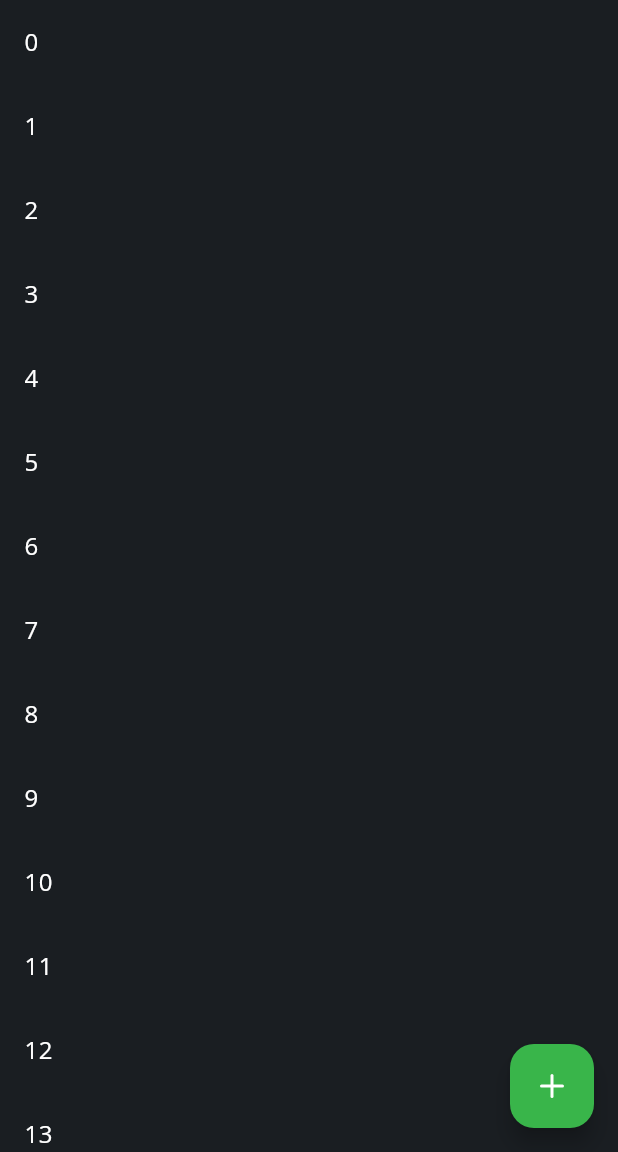
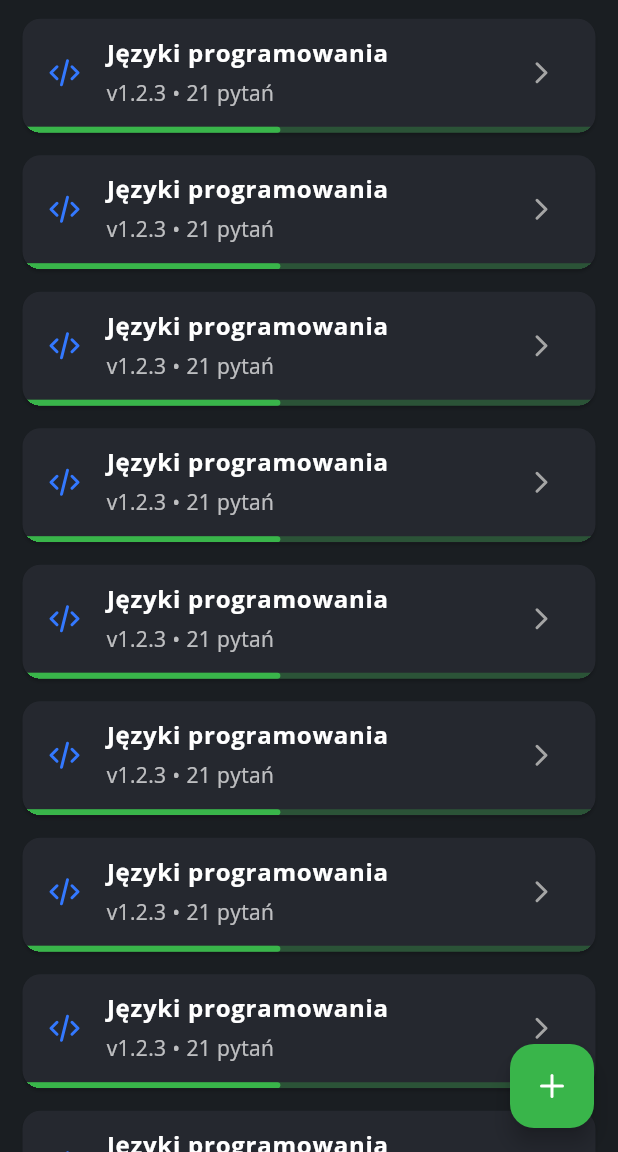
Before and after one commit to mpieczaba/testownik, a Flutter app: the screen it shows after launch, on a phone screen of 412 x 824 dp, the part 84-1236 px from its top. Run offline on Flutter 3.47's test engine with Material 2 defaults, Android fonts, the phone set to English and light mode, and no system bars; our stand-ins replace flutter_tabler_icons, google_fonts.

Commit message:
feat: add quiz card widget

```diff
--- a/lib/themes.dart
+++ b/lib/themes.dart
@@ -10,10 +10,18 @@ var theme = ThemeData(
   textTheme: GoogleFonts.openSansTextTheme(ThemeData.dark().textTheme),
   appBarTheme: const AppBarTheme(
     elevation: 1.0,
+    scrolledUnderElevation: 1.0,
     backgroundColor: Color(0xFF21252B),
     foregroundColor: Colors.white,
     iconTheme: IconThemeData(color: Color(0xFFA5A5A5)),
   ),
   floatingActionButtonTheme: const FloatingActionButtonThemeData(
-      foregroundColor: Colors.white, backgroundColor: Color(0xFF39B54A)),
+    foregroundColor: Colors.white,
+    backgroundColor: Color(0xFF39B54A),
+  ),
+  cardTheme: const CardTheme(
+    elevation: 1.0,
+    color: Color(0xFF25282F),
+  ),
+  listTileTheme: const ListTileThemeData(textColor: Colors.white),
 );
--- a/lib/views/home_view.dart
+++ b/lib/views/home_view.dart
@@ -1,5 +1,8 @@
 import 'package:flutter/material.dart';
+import 'package:flutter/services.dart';
 import 'package:flutter_tabler_icons/flutter_tabler_icons.dart';
+import 'package:testownik/themes.dart';
+import 'package:testownik/widgets/quiz_card.dart';
 
 class HomeView extends StatelessWidget {
   const HomeView({super.key});
@@ -9,16 +12,11 @@ class HomeView extends StatelessWidget {
   @override
   Widget build(BuildContext context) {
     return Scaffold(
-      // TODO: Change to quizes cards
       body: ListView.builder(
+        padding: const EdgeInsets.symmetric(vertical: 5.0),
         itemCount: 25,
         itemBuilder: (BuildContext context, int index) {
-          return ListTile(
-            title: Text(
-              '$index',
-              style: const TextStyle(color: Color(0xFFFFFFFF)),
-            ),
-          );
+          return const QuizCard();
         },
       ),
       appBar: AppBar(
@@ -40,6 +38,9 @@ class HomeView extends StatelessWidget {
             tooltip: 'Ustawienia',
           )
         ],
+        systemOverlayStyle: SystemUiOverlayStyle(
+          systemNavigationBarColor: theme.appBarTheme.backgroundColor,
+        ),
       ),
       floatingActionButton: FloatingActionButton(
         onPressed: () => ScaffoldMessenger.of(context).showSnackBar(snackBar),
--- /dev/null
+++ b/lib/widgets/quiz_card.dart
@@ -0,0 +1,53 @@
+import 'package:flutter/material.dart';
+import 'package:flutter_tabler_icons/flutter_tabler_icons.dart';
+
+class QuizCard extends StatelessWidget {
+  const QuizCard({super.key});
+
+  final snackBar = const SnackBar(content: Text('Not implemented!'));
+
+  @override
+  Widget build(BuildContext context) {
+    return Card(
+      margin: const EdgeInsets.symmetric(vertical: 7.5, horizontal: 15.0),
+      clipBehavior: Clip.hardEdge,
+      child: InkWell(
+        onTap: () => ScaffoldMessenger.of(context).showSnackBar(snackBar),
+        child: Column(
+          children: [
+            const ListTile(
+              title: Padding(
+                padding: EdgeInsets.only(bottom: 5.0),
+                child: Text(
+                  'Języki programowania',
+                  style: TextStyle(fontWeight: FontWeight.bold),
+                ),
+              ),
+              subtitle: Text(
+                'v1.2.3 • 21 pytań',
+                style: TextStyle(color: Colors.white70),
+              ),
+              leading: Icon(
+                TablerIcons.code,
+                color: Color(0xFF3378FF),
+              ),
+              trailing: Icon(
+                TablerIcons.chevron_right,
+                color: Color(0xFFA5A5A5),
+              ),
+            ),
+            LinearProgressIndicator(
+              value: 0.45,
+              color: const Color(0xFF39B54A),
+              backgroundColor: const Color(0xFF39B54A).withOpacity(0.3),
+              borderRadius: const BorderRadius.only(
+                topRight: Radius.circular(5.0),
+                bottomRight: Radius.circular(5.0),
+              ),
+            )
+          ],
+        ),
+      ),
+    );
+  }
+}
```
